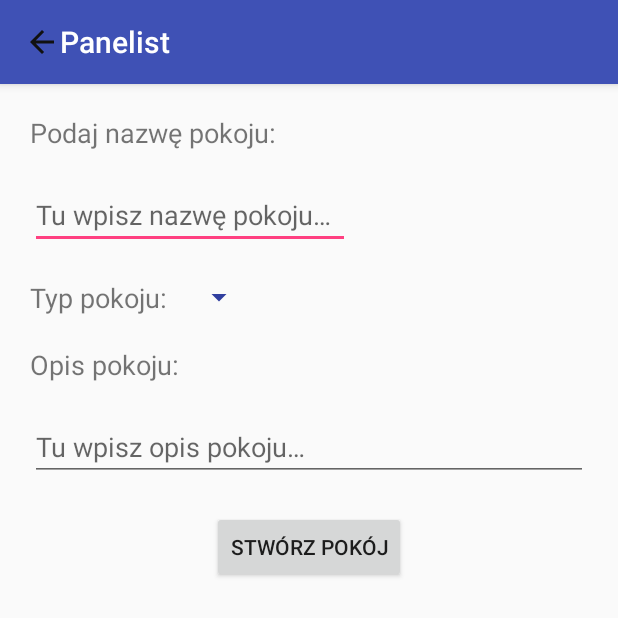
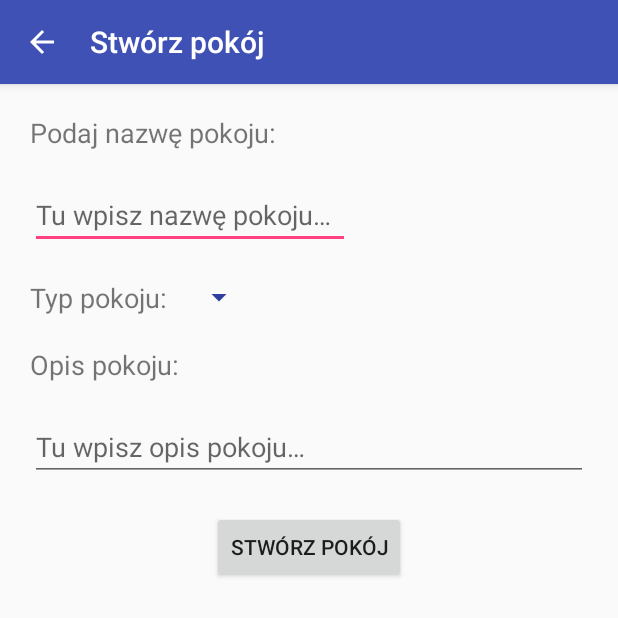
Before and after one commit to PanelistTeam/panelist-pancake, an Android app: the CreateAskroomActivity screen opened directly, with no data from a screen before it, on a phone screen of 412 x 824 dp, the top half of it. Run offline under Robolectric (Android 15) with nearby library versions, the phone set to English and light mode, and no system bars.

Commit message:
Provide Toolbar in CreateAskroomActivity with back button and title

```diff
--- a/app/src/main/java/app/panelist/pancake/CreateAskroomActivity.java
+++ b/app/src/main/java/app/panelist/pancake/CreateAskroomActivity.java
@@ -2,8 +2,7 @@ package app.panelist.pancake;
 
 import android.support.v7.app.AppCompatActivity;
 import android.os.Bundle;
-
-import java.util.Objects;
+import android.support.v7.widget.Toolbar;
 
 public class CreateAskroomActivity extends AppCompatActivity {
 
@@ -12,9 +11,16 @@ public class CreateAskroomActivity extends AppCompatActivity {
 		super.onCreate(savedInstanceState);
 		setContentView(R.layout.activity_create_askroom);
 
-		android.support.v7.widget.Toolbar toolbar = findViewById(R.id.toolbar);
+		Toolbar toolbar = findViewById(R.id.toolbar);
 		setSupportActionBar(toolbar);
-		Objects.requireNonNull(getSupportActionBar()).setDisplayShowTitleEnabled(true);
-		getSupportActionBar().setIcon(R.drawable.ic_arrow_back_black_24dp);
+		getSupportActionBar().setDisplayHomeAsUpEnabled(true);
+		getSupportActionBar().setDisplayShowHomeEnabled(true);
+		setTitle(R.string.title_createAskroomActivity);
+	}
+
+	@Override
+	public boolean onSupportNavigateUp() {
+		onBackPressed();
+		return true;
 	}
 }
--- a/app/src/main/res/drawable/ic_arrow_back_black_24dp.xml
+++ /dev/null
@@ -1,5 +0,0 @@
-<vector android:height="24dp" android:tint="#111111"
-    android:viewportHeight="24.0" android:viewportWidth="24.0"
-    android:width="24dp" xmlns:android="http://schemas.android.com/apk/res/android">
-    <path android:fillColor="#FF000000" android:pathData="M20,11H7.83l5.59,-5.59L12,4l-8,8 8,8 1.41,-1.41L7.83,13H20v-2z"/>
-</vector>
--- a/app/src/main/res/values/strings.xml
+++ b/app/src/main/res/values/strings.xml
@@ -41,4 +41,7 @@
 	<string name="enter_room_desc">Opis pokoju:</string>
 	<string name="enter_room_desc_hint">Tu wpisz opis pokoju…</string>
 	<string name="create_room">Stwórz pokój</string>
+
+	<!-- CreateAskroomActivity -->
+	<string name="title_createAskroomActivity">Stwórz pokój</string>
 </resources>
```
Also changed, not shown: app/src/main/AndroidManifest.xml (+7 -5 lines).
